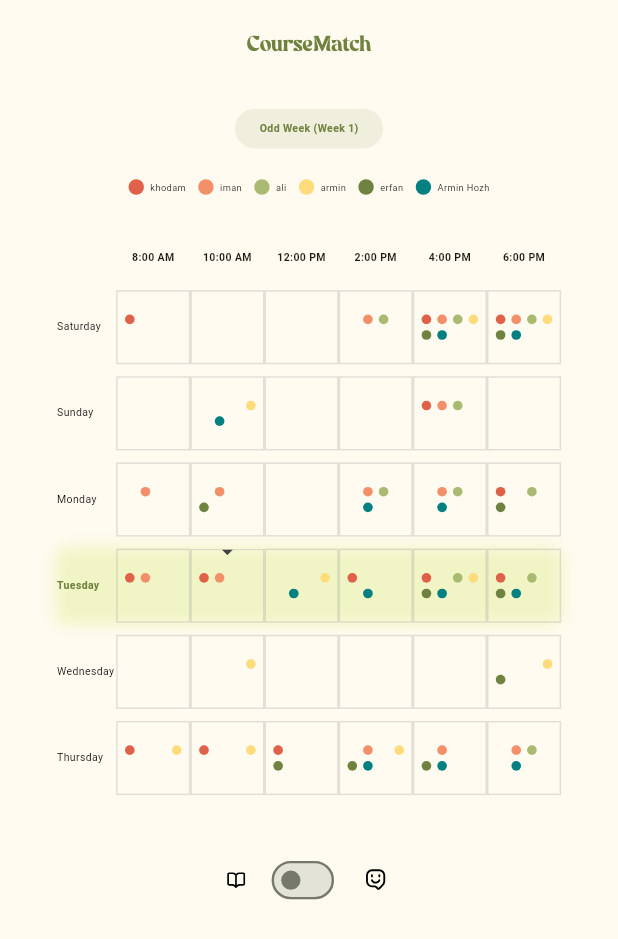
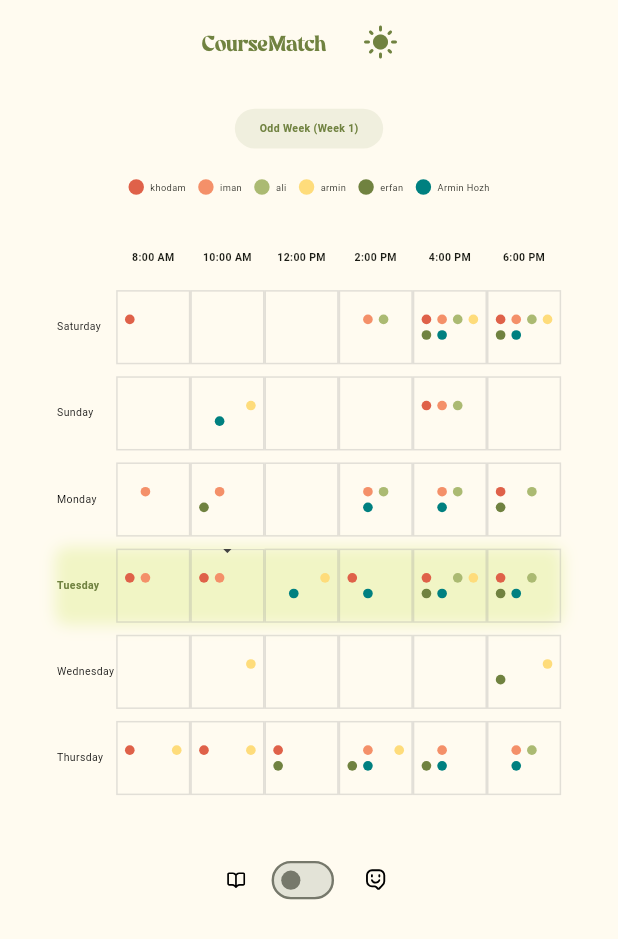
Before and after one commit to mohammad-elahii/course_match, a Flutter app: the screen it shows after launch, on a phone screen of 412 x 824 dp. Shown: the top 939 px of the screen. Run offline on Flutter 3.47's test engine with Material 3 defaults, Android fonts, the light colour scheme and no system bars; our stand-ins replace flutter_svg, shared_preferences.

Commit message:
courseMatch 1.2.5: dark mode

```diff
--- a/lib/main.dart
+++ b/lib/main.dart
@@ -1,22 +1,81 @@
 import 'package:flutter/material.dart';
 import 'package:course_match/schedule_page.dart';
+import 'package:shared_preferences/shared_preferences.dart';
 
-void main() {
-  runApp(const MyApp());
+void main() async {
+  WidgetsFlutterBinding.ensureInitialized();
+  final prefs = await SharedPreferences.getInstance();
+  final saved = prefs.getString('themeMode');
+  final initialMode = _themeModeFromString(saved);
+  runApp(MyApp(initialMode: initialMode));
 }
 
-class MyApp extends StatelessWidget {
-  const MyApp({super.key});
+ThemeMode _themeModeFromString(String? value) {
+  switch (value) {
+    case 'dark':
+      return ThemeMode.dark;
+    case 'light':
+      return ThemeMode.light;
+    default:
+      return ThemeMode.system;
+  }
+}
+
+String _themeModeToString(ThemeMode mode) {
+  switch (mode) {
+    case ThemeMode.dark:
+      return 'dark';
+    case ThemeMode.light:
+      return 'light';
+    case ThemeMode.system:
+    default:
+      return 'system';
+  }
+}
+
+class MyApp extends StatefulWidget {
+  const MyApp({super.key, required this.initialMode});
+  final ThemeMode initialMode;
+
+  @override
+  State<MyApp> createState() => _MyAppState();
+}
+
+class _MyAppState extends State<MyApp> {
+  late ThemeMode _themeMode;
+
+  @override
+  void initState() {
+    super.initState();
+    _themeMode = widget.initialMode;
+  }
+
+  Future<void> _toggleTheme() async {
+    setState(() {
+      _themeMode = _themeMode == ThemeMode.dark ? ThemeMode.light : ThemeMode.dark;
+    });
+    final prefs = await SharedPreferences.getInstance();
+    await prefs.setString('themeMode', _themeModeToString(_themeMode));
+  }
 
   @override
   Widget build(BuildContext context) {
     return MaterialApp(
       title: 'CourseMatch',
       theme: ThemeData(
-        colorScheme: ColorScheme.fromSeed(seedColor: const Color(0xFF708240)),
+        brightness: Brightness.light,
+        colorScheme: ColorScheme.fromSeed(seedColor: const Color(0xFF708240), brightness: Brightness.light),
+        scaffoldBackgroundColor: const Color(0xFFFFFBF0),
         useMaterial3: true,
       ),
-      home: const SchedulePage(title: 'CourseMatch'),
+      darkTheme: ThemeData(
+        brightness: Brightness.dark,
+        colorScheme: ColorScheme.fromSeed(seedColor: const Color(0xFF708240), brightness: Brightness.dark),
+        scaffoldBackgroundColor: const Color(0xFF121212),
+        useMaterial3: true,
+      ),
+      themeMode: _themeMode,
+      home: SchedulePage(title: 'CourseMatch', onToggleTheme: _toggleTheme, isDark: _themeMode == ThemeMode.dark),
       debugShowCheckedModeBanner: false,
     );
   }
--- a/lib/schedule_page.dart
+++ b/lib/schedule_page.dart
@@ -4,8 +4,10 @@ import 'package:flutter/services.dart';
 import 'package:flutter_svg/svg.dart';
 
 class SchedulePage extends StatefulWidget {
-  const SchedulePage({super.key, required this.title});
+  const SchedulePage({super.key, required this.title, this.onToggleTheme, this.isDark = false});
   final String title;
+  final VoidCallback? onToggleTheme;
+  final bool isDark;
 
   @override
   State<SchedulePage> createState() => _SchedulePageState();
@@ -206,6 +208,12 @@ class _SchedulePageState extends State<SchedulePage> {
                 fontFamily: 'Sableklish',
                 fontSize: screenWidth * 0.035,
               ),
+            ),
+            SizedBox(width: 12),
+            IconButton(
+              tooltip: 'Toggle theme',
+              icon: Icon(widget.isDark ? Icons.dark_mode : Icons.light_mode, color: Color(0xFF708240)),
+              onPressed: widget.onToggleTheme,
             ),
           ],
         ),
@@ -496,7 +504,7 @@ class _SchedulePageState extends State<SchedulePage> {
                     ),
                     if (showPointer)
                       Positioned(
-                        top: -fontSize * 1,
+                        top: -fontSize * 1.2,
                         left: 0,
                         right: 0,
                         child: Icon(Icons.arrow_drop_down, color: Colors.grey[800], size: fontSize * 2.5),
--- a/pubspec.yaml
+++ b/pubspec.yaml
@@ -16,7 +16,7 @@ publish_to: 'none' # Remove this line if you wish to publish to pub.dev
 # https://developer.apple.com/library/archive/documentation/General/Reference/InfoPlistKeyReference/Articles/CoreFoundationKeys.html
 # In Windows, build-name is used as the major, minor, and patch parts
 # of the product and file versions while build-number is used as the build suffix.
-version: 1.0.0+1
+version: 1.2.5+1
 
 environment:
   sdk: ^3.6.0
@@ -31,6 +31,7 @@ dependencies:
   flutter_svg: ^2.0.9
   flutter:
     sdk: flutter
+  shared_preferences: ^2.5.3
 
   # The following adds the Cupertino Icons font to your application.
   # Use with the CupertinoIcons class for iOS style icons.
```
Also changed, not shown: pubspec.lock, 2 other files.
